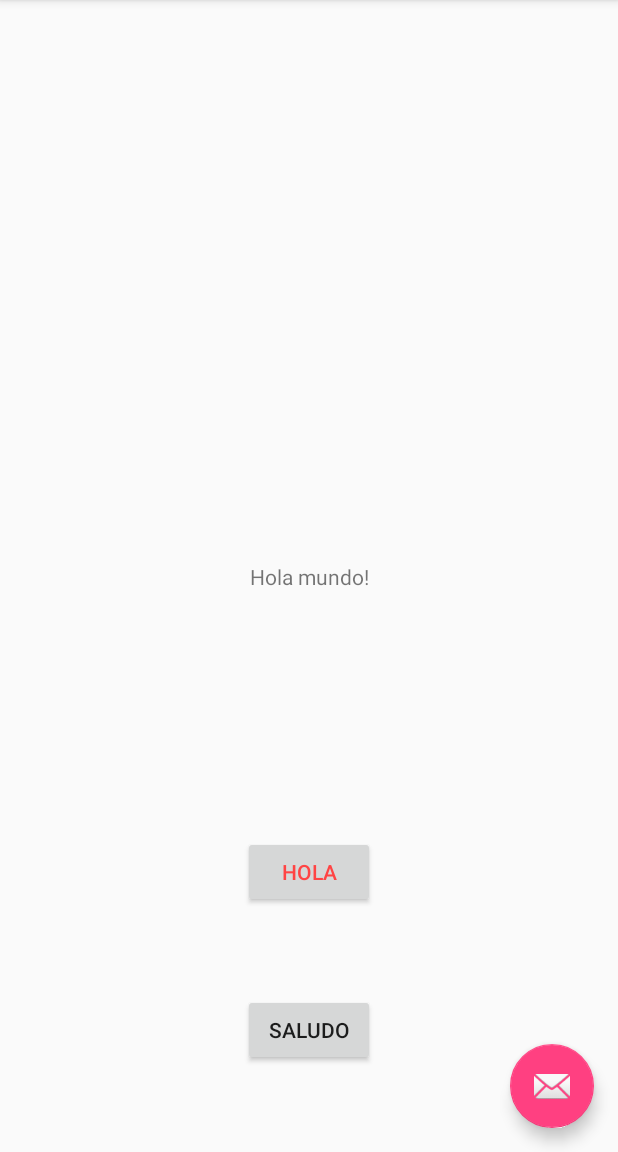
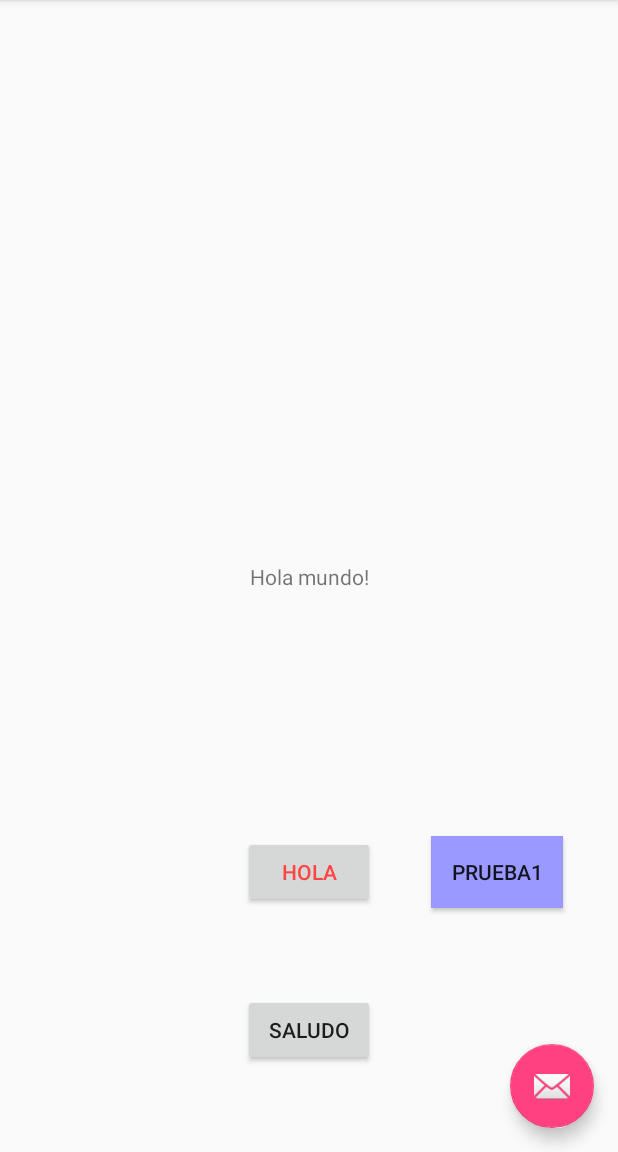
Before and after one commit to dyarza88/TareaVersionesDYF, an Android app: the screen it shows after launch (MainActivity), on a phone screen of 412 x 824 dp, the part 84-1236 px from its top. Run offline under Robolectric (Android 15) with nearby library versions, the phone set to English and light mode, and no system bars.

Commit message:
Prueba1 terminada

```diff
--- a/app/src/main/res/layout/content_main.xml
+++ b/app/src/main/res/layout/content_main.xml
@@ -30,6 +30,17 @@
         android:text="Hola"/>
 
     <Button
+        android:id="@+id/content_main_prueba1"
+        android:layout_width="wrap_content"
+        android:layout_height="wrap_content"
+        app:layout_constraintBottom_toBottomOf="parent"
+        app:layout_constraintRight_toRightOf="parent"
+        app:layout_constraintLeft_toRightOf="@id/content_main_hola"
+        app:layout_constraintTop_toBottomOf="@id/content_main_text"
+        android:background="@color/azul"
+        android:text="prueba1"/>
+
+    <Button
         android:id="@+id/content_main_saludo"
         android:layout_width="wrap_content"
         android:layout_height="wrap_content"
--- a/app/src/main/res/values/colors.xml
+++ b/app/src/main/res/values/colors.xml
@@ -3,5 +3,5 @@
     <color name="colorPrimary">#3F51B5</color>
     <color name="colorPrimaryDark">#303F9F</color>
     <color name="colorAccent">#FF4081</color>
-    <color name="azul">#0000aa</color>
+    <color name="azul">#9999ff</color>
 </resources>
```
